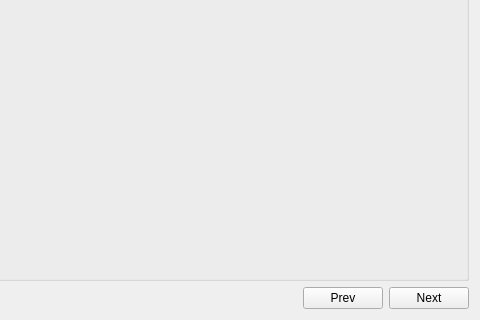
Above: src/sas/qtgui/Utilities/UI/WhatsNewUI.ui from SasView/sasview before the change; both pictures show x 342 to 822 and y 238 to 558 of the 822 by 558 pixel window. Below: the same form after it.
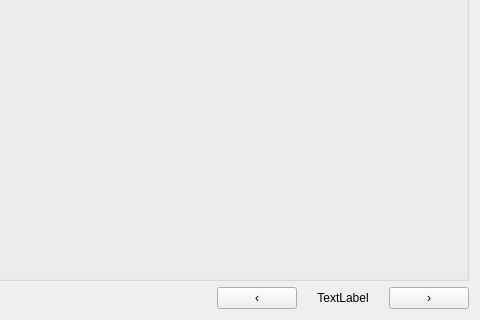
That is the form after the change.

Commit message: Updates nav for whats new window

```diff
--- a/src/sas/qtgui/Utilities/UI/WhatsNewUI.ui
+++ b/src/sas/qtgui/Utilities/UI/WhatsNewUI.ui
@@ -71,14 +71,30 @@
      <item>
       <widget class="QPushButton" name="prevButton">
        <property name="text">
-        <string>Prev</string>
+        <string>‹</string>
+       </property>
+      </widget>
+     </item>
+     <item>
+      <widget class="QLabel" name="lblPage">
+       <property name="minimumSize">
+        <size>
+         <width>80</width>
+         <height>0</height>
+        </size>
+       </property>
+       <property name="text">
+        <string>TextLabel</string>
+       </property>
+       <property name="alignment">
+        <set>Qt::AlignmentFlag::AlignCenter</set>
        </property>
       </widget>
      </item>
      <item>
       <widget class="QPushButton" name="nextButton">
        <property name="text">
-        <string>Next</string>
+        <string>›</string>
        </property>
       </widget>
      </item>
```
Left out of the diff: 2 changed lines with no effect on the pictures. The commit also changes 1 other file.
